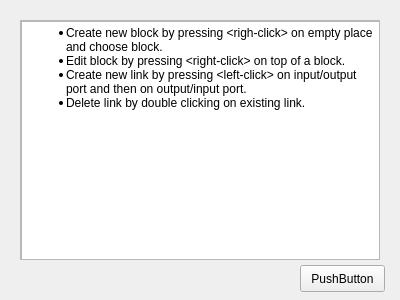
This is src/helpdialog.ui in ErikPitko/ICPProj as Qt 5 draws it before an edit. The edited form follows.
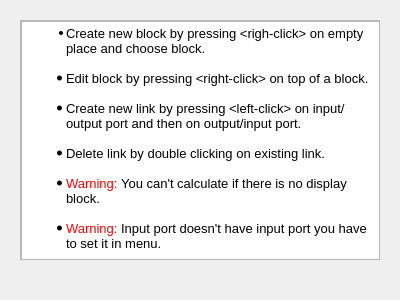
This is the edited form.

Commit message: Added help dialog

Diff of the .ui file:
```diff
--- a/src/helpdialog.ui
+++ b/src/helpdialog.ui
@@ -1,7 +1,7 @@
 <?xml version="1.0" encoding="UTF-8"?>
 <ui version="4.0">
  <class>HelpDialog</class>
- <widget class="QWidget" name="HelpDialog">
+ <widget class="QDialog" name="HelpDialog">
   <property name="geometry">
    <rect>
     <x>0</x>
@@ -25,7 +25,7 @@
    <property name="widgetResizable">
     <bool>true</bool>
    </property>
-   <widget class="QWidget" name="scrollAreaWidgetContents">
+   <widget class="QDialog" name="scrollAreaWidgetContents">
     <property name="geometry">
      <rect>
       <x>0</x>
@@ -47,29 +47,22 @@
       <string>&lt;!DOCTYPE HTML PUBLIC &quot;-//W3C//DTD HTML 4.0//EN&quot; &quot;http://www.w3.org/TR/REC-html40/strict.dtd&quot;&gt;
 &lt;html&gt;&lt;head&gt;&lt;meta name=&quot;qrichtext&quot; content=&quot;1&quot; /&gt;&lt;style type=&quot;text/css&quot;&gt;
 p, li { white-space: pre-wrap; }
-&lt;/style&gt;&lt;/head&gt;&lt;body style=&quot; font-family:'Noto Sans'; font-size:9pt; font-weight:400; font-style:normal;&quot;&gt;
-&lt;ul style=&quot;margin-top: 0px; margin-bottom: 0px; margin-left: 0px; margin-right: 0px; -qt-list-indent: 1;&quot;&gt;&lt;li style=&quot; margin-top:12px; margin-bottom:0px; margin-left:0px; margin-right:0px; -qt-block-indent:0; text-indent:0px;&quot;&gt;Create new block by pressing &amp;lt;righ-click&amp;gt; on empty place and choose block.&lt;/li&gt;
-&lt;ul style=&quot;margin-top: 0px; margin-bottom: 0px; margin-left: 0px; margin-right: 0px; -qt-list-indent: 1;&quot;&gt;&lt;li style=&quot; margin-top:0px; margin-bottom:0px; margin-left:0px; margin-right:0px; -qt-block-indent:0; text-indent:0px;&quot;&gt;Edit block by pressing &amp;lt;right-click&amp;gt; on top of a block.&lt;/li&gt;&lt;/ul&gt;
-&lt;li style=&quot; margin-top:0px; margin-bottom:0px; margin-left:0px; margin-right:0px; -qt-block-indent:0; text-indent:0px;&quot;&gt;Create new link by pressing &amp;lt;left-click&amp;gt; on input/output port and then on output/input port.&lt;/li&gt;
-&lt;li style=&quot; margin-top:0px; margin-bottom:0px; margin-left:0px; margin-right:0px; -qt-block-indent:0; text-indent:0px;&quot;&gt;Delete link by double clicking on existing link.&lt;/li&gt;&lt;/ul&gt;
-&lt;p style=&quot;-qt-paragraph-type:empty; margin-top:0px; margin-bottom:0px; margin-left:0px; margin-right:0px; -qt-block-indent:0; text-indent:0px;&quot;&gt;&lt;br /&gt;&lt;/p&gt;&lt;/body&gt;&lt;/html&gt;</string>
+&lt;/style&gt;&lt;/head&gt;&lt;body style=&quot; font-family:'Ubuntu'; font-size:11pt; font-weight:400; font-style:normal;&quot;&gt;
+&lt;ul style=&quot;margin-top: 0px; margin-bottom: 0px; margin-left: 0px; margin-right: 0px; -qt-list-indent: 1;&quot;&gt;&lt;li style=&quot; font-family:'Noto Sans'; font-size:9pt;&quot; style=&quot; margin-top:12px; margin-bottom:0px; margin-left:0px; margin-right:0px; -qt-block-indent:0; text-indent:0px;&quot;&gt;&lt;span style=&quot; font-size:10pt;&quot;&gt;Create new block by pressing &amp;lt;righ-click&amp;gt; on empty place and choose block.&lt;/span&gt;&lt;/li&gt;
+&lt;p style=&quot;-qt-paragraph-type:empty; margin-top:0px; margin-bottom:0px; margin-left:0px; margin-right:0px; -qt-block-indent:0; text-indent:0px; font-family:'Noto Sans'; font-size:10pt;&quot;&gt;&lt;br /&gt;&lt;/p&gt;
+&lt;ul style=&quot;margin-top: 0px; margin-bottom: 0px; margin-left: 0px; margin-right: 0px; -qt-list-indent: 1;&quot;&gt;&lt;li style=&quot; font-family:'Noto Sans'; font-size:10pt;&quot; style=&quot; margin-top:0px; margin-bottom:0px; margin-left:0px; margin-right:0px; -qt-block-indent:0; text-indent:0px;&quot;&gt;Edit block by pressing &amp;lt;right-click&amp;gt; on top of a block.&lt;/li&gt;&lt;/ul&gt;
+&lt;p style=&quot;-qt-paragraph-type:empty; margin-top:0px; margin-bottom:0px; margin-left:0px; margin-right:0px; -qt-block-indent:0; text-indent:0px; font-family:'Noto Sans'; font-size:10pt;&quot;&gt;&lt;br /&gt;&lt;/p&gt;
+&lt;li style=&quot; font-family:'Noto Sans'; font-size:10pt;&quot; style=&quot; margin-top:0px; margin-bottom:0px; margin-left:0px; margin-right:0px; -qt-block-indent:0; text-indent:0px;&quot;&gt;Create new link by pressing &amp;lt;left-click&amp;gt; on input/output port and then on output/input port.&lt;/li&gt;
+&lt;p style=&quot; margin-top:0px; margin-bottom:0px; margin-left:0px; margin-right:0px; -qt-block-indent:0; text-indent:0px;&quot;&gt;&lt;span style=&quot; font-family:'Noto Sans'; font-size:10pt;&quot;&gt;	&lt;/span&gt;&lt;/p&gt;
+&lt;li style=&quot; font-family:'Noto Sans'; font-size:10pt;&quot; style=&quot; margin-top:0px; margin-bottom:0px; margin-left:0px; margin-right:0px; -qt-block-indent:0; text-indent:0px;&quot;&gt;Delete link by double clicking on existing link.&lt;/li&gt;&lt;/ul&gt;
+&lt;p style=&quot; margin-top:0px; margin-bottom:0px; margin-left:0px; margin-right:0px; -qt-block-indent:0; text-indent:0px;&quot;&gt;&lt;span style=&quot; font-family:'Noto Sans'; font-size:10pt;&quot;&gt;	&lt;/span&gt;&lt;/p&gt;
+&lt;ul style=&quot;margin-top: 0px; margin-bottom: 0px; margin-left: 0px; margin-right: 0px; -qt-list-indent: 1;&quot;&gt;&lt;li style=&quot; font-family:'Noto Sans'; font-size:10pt;&quot; style=&quot; margin-top:0px; margin-bottom:0px; margin-left:0px; margin-right:0px; -qt-block-indent:0; text-indent:0px;&quot;&gt;&lt;span style=&quot; color:#ff0000;&quot;&gt;Warning: &lt;/span&gt;You can't calculate if there is no display block.&lt;/li&gt;
+&lt;p style=&quot;-qt-paragraph-type:empty; margin-top:0px; margin-bottom:0px; margin-left:0px; margin-right:0px; -qt-block-indent:0; text-indent:0px; font-family:'Noto Sans'; font-size:10pt;&quot;&gt;&lt;br /&gt;&lt;/p&gt;
+&lt;li style=&quot; font-family:'Noto Sans'; font-size:10pt;&quot; style=&quot; margin-top:0px; margin-bottom:0px; margin-left:0px; margin-right:0px; -qt-block-indent:0; text-indent:0px;&quot;&gt;&lt;span style=&quot; color:#ff0000;&quot;&gt;Warning:&lt;/span&gt; Input port doesn't have input port you have to set it in menu.&lt;/li&gt;&lt;/ul&gt;&lt;/body&gt;&lt;/html&gt;</string>
      </property>
     </widget>
    </widget>
   </widget>
-  <widget class="QPushButton" name="pushButton">
-   <property name="geometry">
-    <rect>
-     <x>300</x>
-     <y>265</y>
-     <width>85</width>
-     <height>27</height>
-    </rect>
-   </property>
-   <property name="text">
-    <string>PushButton</string>
-   </property>
-  </widget>
  </widget>
  <resources/>
  <connections/>
```
Left out of the diff: 2 changed lines with no effect on the pictures. The commit also changes 7 other files.
